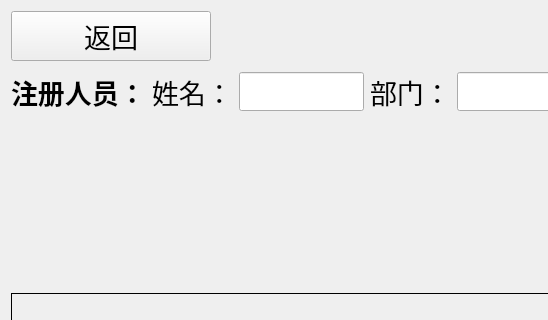
Before: the Qt Designer form tx2_iris/enroll.ui in iuytr09/tx2_iris, drawn with Qt 5; both pictures show x 0 to 548 and y 0 to 320 of the 800 by 600 pixel window.
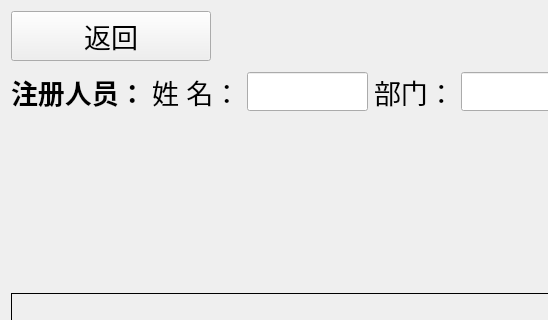
After: the same form once the commit is applied. Icons and pictures are not drawn.

What changed in the file:
```diff
--- a/tx2_iris/enroll.ui
+++ b/tx2_iris/enroll.ui
@@ -160,7 +160,7 @@
         </font>
        </property>
        <property name="text">
-        <string>姓名：</string>
+        <string>姓 名：</string>
        </property>
       </widget>
      </item>
```
